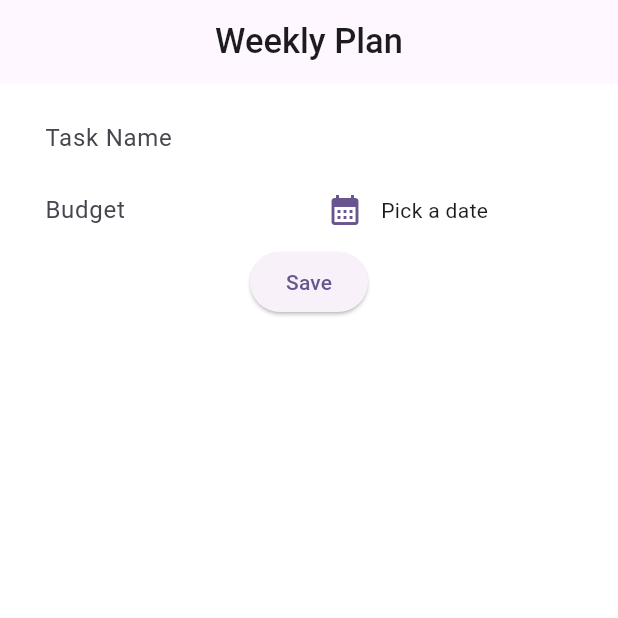
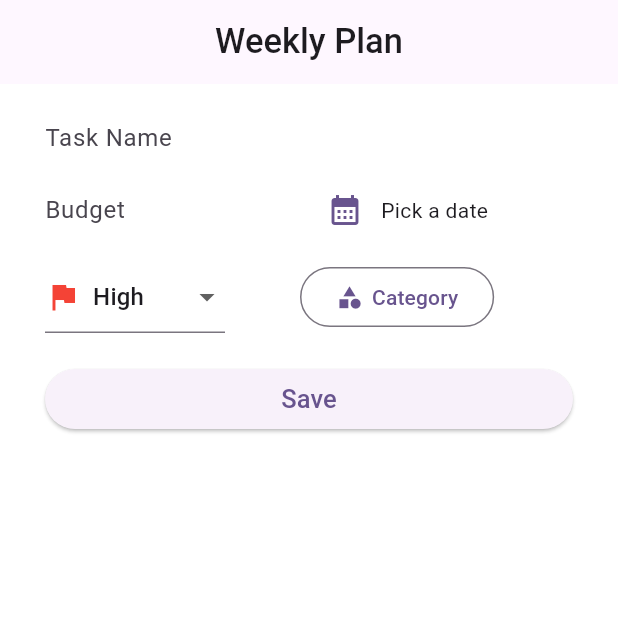
Before and after one commit to RMIT-Budgetly/budgetly, a Flutter app: the screen it shows after launch, on a phone screen of 412 x 824 dp, the top half of it. Run offline on Flutter 3.47's test engine with Material 2 defaults, Android fonts, the phone set to English and light mode, and no system bars.

Commit message:
finish the layout of the Weekly Plan, build Plan model and Category model.

```diff
--- a/lib/main.dart
+++ b/lib/main.dart
@@ -33,7 +33,7 @@ class MyApp extends StatelessWidget {
         colorScheme: ColorScheme.fromSeed(seedColor: Colors.deepPurple),
         useMaterial3: true,
       ),
-      home: WeeklyPlanForm(),
+      home: const WeeklyPlanForm(),
     );
   }
 }
--- /dev/null
+++ b/lib/models/category.dart
@@ -0,0 +1,65 @@
+import 'package:flutter/material.dart';
+import 'package:uuid/uuid.dart';
+
+var uuid = Uuid();
+
+enum Type { Expense, Income, Debts }
+
+class Category {
+  Category({
+    required this.name,
+    required this.iconData,
+    required this.type,
+  }) : id = uuid.v4();
+  final String id;
+  final String name;
+  final int iconData;
+  final Type type;
+
+  Icon getIcon() {
+    return Icon(
+      IconData(
+        iconData,
+        fontFamily: 'MaterialIcons', // Assuming it's a Material icon
+      ),
+    );
+  }
+}
+
+var categories = [
+  Category(
+    name: "Food & Beverage",
+    iconData: Icons.fastfood.codePoint,
+    type: Type.Expense,
+  ),
+  Category(
+    name: "Shopping",
+    iconData: Icons.shopping_bag_sharp.codePoint,
+    type: Type.Expense,
+  ),
+  Category(
+    name: "Transportation",
+    iconData: Icons.motorcycle.codePoint,
+    type: Type.Expense,
+  ),
+  Category(
+    name: "Bills",
+    iconData: Icons.receipt.codePoint,
+    type: Type.Expense,
+  ),
+  Category(
+    name: "Healthcare",
+    iconData: Icons.medical_information.codePoint,
+    type: Type.Expense,
+  ),
+  Category(
+    name: "Salary",
+    iconData: Icons.attach_money.codePoint,
+    type: Type.Income,
+  ),
+  Category(
+    name: "Loan",
+    iconData: Icons.confirmation_number_sharp.codePoint,
+    type: Type.Debts,
+  )
+];
--- /dev/null
+++ b/lib/models/plan.dart
@@ -0,0 +1,28 @@
+import 'package:flutter/material.dart';
+import 'package:personal_finance/models/category.dart';
+import 'package:uuid/uuid.dart';
+
+var uuid = Uuid();
+
+enum Priority {
+  High,
+  Medium,
+  Low,
+}
+
+class Plan {
+  Plan({
+    required this.taskName,
+    required this.budget,
+    required this.date,
+    required this.category,
+    required this.priority,
+  }) : id = uuid.v4();
+
+  final String id;
+  final String taskName;
+  final double budget;
+  final DateTime date;
+  final Category category;
+  final Priority priority;
+}
--- a/lib/pages/weekly_plan/weekly_plan_form.dart
+++ b/lib/pages/weekly_plan/weekly_plan_form.dart
@@ -1,7 +1,11 @@
 import 'package:flutter/material.dart';
 import 'package:intl/intl.dart';
+import 'package:personal_finance/models/category.dart';
+import 'package:personal_finance/pages/weekly_plan/category_picker.dart';
+import 'package:personal_finance/models/plan.dart';
 
 var formatter = DateFormat.yMd();
+var currencyFormatter = NumberFormat.currency(locale: 'vi_VN', symbol: '₫');
 
 class WeeklyPlanForm extends StatefulWidget {
   const WeeklyPlanForm({super.key});
@@ -16,6 +20,8 @@ class WeeklyPlanFormState extends State<WeeklyPlanForm> {
   var _inputTaskName = '';
   var _inputBudget = '0';
   DateTime? _selectedDate;
+  Category? _selectedCategory;
+  Priority? _selectedPriority = Priority.High;
 
   void onDatePicker() async {
     DateTime now = DateTime.now();
@@ -29,12 +35,38 @@ class WeeklyPlanFormState extends State<WeeklyPlanForm> {
     }
   }
 
+  void onShowCategoriesPicker() async {
+    final selectedCategory = await showModalBottomSheet<Category>(
+      useSafeArea: true,
+      isScrollControlled: true,
+      context: context,
+      builder: (context) {
+        return CategoryPicker(
+          onCategorySelected: (category) {
+            Navigator.pop(context, category); // Pass selected category back
+          },
+        );
+      },
+    );
+
+    if (selectedCategory != null) {
+      // Handle the selected category
+      setState(() {
+        _selectedCategory = selectedCategory;
+      });
+    }
+  }
+
   void onSubmit() {
     if (_formKey.currentState!.validate()) {
       _formKey.currentState!.save();
-      print(_inputTaskName);
-      print(_inputBudget);
-      print(_selectedDate);
+      var a = Plan(
+        taskName: _inputTaskName,
+        budget: double.tryParse(_inputBudget)!,
+        date: _selectedDate!,
+        category: _selectedCategory!,
+        priority: _selectedPriority!,
+      );
     }
   }
 
@@ -113,7 +145,113 @@ class WeeklyPlanFormState extends State<WeeklyPlanForm> {
                   )
                 ],
               ),
-              ElevatedButton(onPressed: onSubmit, child: const Text("Save"))
+              const SizedBox(
+                height: 10,
+              ),
+              Row(
+                mainAxisAlignment: MainAxisAlignment.start,
+                children: [
+                  SizedBox(
+                    width: 120,
+                    child: DropdownButtonFormField<Priority>(
+                      value: _selectedPriority,
+                      items: [
+                        DropdownMenuItem(
+                          value: Priority.High,
+                          child: Row(
+                            children: [
+                              const Icon(
+                                Icons.flag,
+                                color: Colors.red,
+                              ),
+                              const SizedBox(width: 8),
+                              Text(
+                                Priority.High.name,
+                              ),
+                            ],
+                          ),
+                        ),
+                        DropdownMenuItem(
+                          value: Priority.Medium,
+                          child: Row(
+                            children: [
+                              const Icon(
+                                Icons.flag,
+                                color: Colors.yellow,
+                              ),
+                              const SizedBox(width: 8),
+                              Text(
+                                Priority.Medium.name,
+                              ),
+                            ],
+                          ),
+                        ),
+                        DropdownMenuItem(
+                          value: Priority.Low,
+                          child: Row(
+                            children: [
+                              const Icon(
+                                Icons.flag,
+                                color: Colors.green,
+                              ),
+                              const SizedBox(width: 8),
+                              Text(
+                                Priority.Low.name,
+                              ),
+                            ],
+                          ),
+                        )
+                      ],
+                      onChanged: (value) {
+                        setState(() {
+                          _selectedPriority = value;
+                        });
+                        // Perform any actions based on the selected priority level
+                      },
+                    ),
+                  ),
+                  const SizedBox(
+                    width: 50,
+                  ),
+                  // Open the Category Page
+                  OutlinedButton(
+                    onPressed: onShowCategoriesPicker,
+                    child: Row(
+                      children: [
+                        _selectedCategory == null
+                            ? const Icon(Icons.category)
+                            : _selectedCategory!.getIcon(),
+                        const SizedBox(
+                          width: 6,
+                        ),
+                        Text(
+                          _selectedCategory == null
+                              ? "Category"
+                              : (_selectedCategory!.name.length >
+                                      12 // Set your maximum character count
+                                  ? '${_selectedCategory!.name.substring(0, 12)}...' // Truncate text if longer than 15 characters
+                                  : _selectedCategory!.name),
+                          overflow: TextOverflow.ellipsis,
+                          maxLines: 1, // Display in a single line
+                        ),
+                      ],
+                    ),
+                  ),
+                ],
+              ),
+              const SizedBox(
+                height: 20,
+              ),
+              ElevatedButton(
+                onPressed: onSubmit,
+                style: ElevatedButton.styleFrom(
+                  minimumSize: const Size.fromHeight(40),
+                ),
+                child: const Text(
+                  "Save",
+                  style: TextStyle(fontSize: 17),
+                ),
+              )
             ],
           ),
         ),
--- a/pubspec.yaml
+++ b/pubspec.yaml
@@ -36,6 +36,7 @@ dependencies:
   # Use with the CupertinoIcons class for iOS style icons.
   cupertino_icons: ^1.0.2
   intl: ^0.18.1
+  uuid: ^4.2.1
 
 dev_dependencies:
   flutter_test:
```
Also changed, not shown: lib/pages/weekly_plan/category_picker.dart (added, +152 -0 lines), pubspec.lock.
